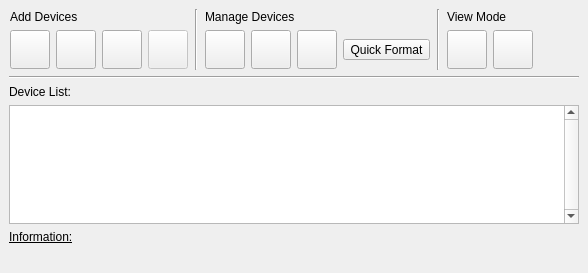
Old version of the form src/Device_Manager_Widget.ui in the repository tobimensch/aqemu.
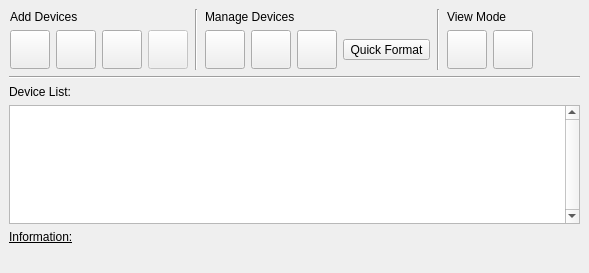
New version of the form. Icons and pictures are not drawn.

The edit to the form file:
```diff
--- a/src/Device_Manager_Widget.ui
+++ b/src/Device_Manager_Widget.ui
@@ -7,7 +7,7 @@
    <rect>
     <x>0</x>
     <y>0</y>
-    <width>588</width>
+    <width>589</width>
     <height>273</height>
    </rect>
   </property>
```
Left out of the diff: 163 changed lines with no effect on the pictures.
